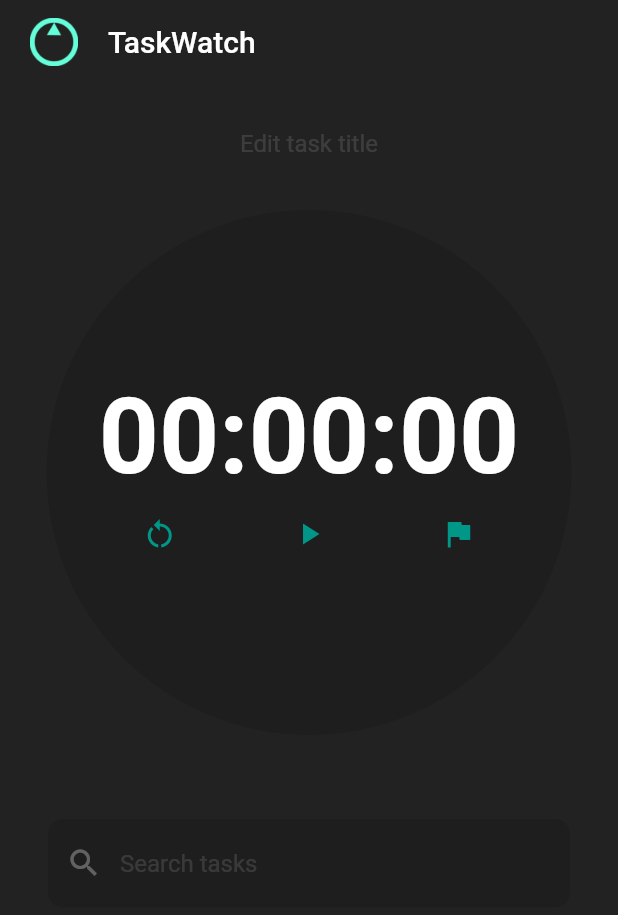
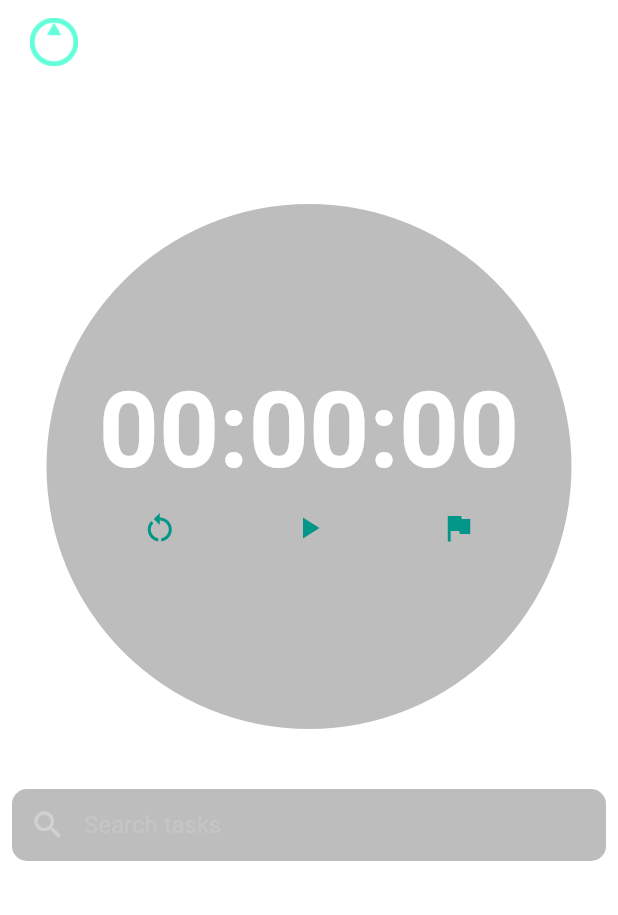
Before and after one commit to jentaruno/taskwatch, a Flutter app: the screen it shows after launch, on a phone screen of 412 x 824 dp. Shown: the top 915 px of the screen. Run offline on Flutter 3.47's test engine with Material 2 defaults, Android fonts, the phone set to English and light mode, and no system bars; our stand-ins replace sqflite; accounts and stored records are empty.

Commit message:
UI improvements

```diff
--- a/lib/main.dart
+++ b/lib/main.dart
@@ -25,7 +25,7 @@
           primaryIconTheme: IconThemeData(color: Colors.teal),
           primaryColor: Colors.teal,
           primarySwatch: Colors.teal,
-          canvasColor: Colors.black87),
+          canvasColor: Colors.white10),
       initialRoute: "/",
       routes: {
         '/': (context) => HomeApp(),
--- a/lib/screens/home_screen.dart
+++ b/lib/screens/home_screen.dart
@@ -4,7 +4,7 @@
 import 'dart:async';
 import '../providers/tasks.dart';
 import 'database.dart';
-import 'task_view.dart';
+import 'task_screen.dart';
 
 class HomeApp extends StatelessWidget {
   const HomeApp({Key? key}) : super (key: key);
@@ -29,7 +29,7 @@
           title: const Text("TaskWatch"),
         ),
         body: Padding(
-            padding: const EdgeInsets.all(16.0),
+            padding: const EdgeInsets.all(8.0),
             child: SingleChildScrollView(
                 child: Column(
                   mainAxisAlignment: MainAxisAlignment.spaceBetween,
@@ -106,19 +106,18 @@
             ? CircularProgressIndicator()
             :
         Column(children: [
-          Padding(
-              padding: const EdgeInsets.all(16.0),
-              child: TextField(
+          TextField(
                 controller: _searchQuery,
                 focusNode: _textFocusNode,
                 cursorColor: Colors.white,
                 decoration: InputDecoration(
+                    contentPadding: EdgeInsets.only(top: 5.0, bottom: 5.0),
                     prefixIcon: const Icon(Icons.search),
                     prefixIconColor: Colors.white30,
                     hintText: "Search tasks",
                     hintStyle: const TextStyle(color: Colors.white12),
                     filled: true,
-                    fillColor: Colors.black12,
+                    fillColor: Colors.black26,
                     border: OutlineInputBorder(
                       borderRadius: BorderRadius.circular(10.0),
                       borderSide: BorderSide.none,
@@ -133,17 +132,17 @@
                         itemsListSearch.isEmpty) {}
                   });
                 },
-              )),
+              ),
+          SizedBox(height: 10),
           _searchQuery.text.isNotEmpty && itemsListSearch.isEmpty
               ? const Text("No results found")
               : GridView.builder(
               gridDelegate: const SliverGridDelegateWithMaxCrossAxisExtent(
-                maxCrossAxisExtent: 200,
+                maxCrossAxisExtent: 300,
                 childAspectRatio: (2 / 1),
-                crossAxisSpacing: 20,
-                mainAxisSpacing: 20,
+                crossAxisSpacing: 10,
+                mainAxisSpacing: 10,
               ),
-              padding: const EdgeInsets.all(20),
               shrinkWrap: true,
               itemCount: _searchQuery.text.isNotEmpty
                   ? itemsListSearch.length
@@ -298,6 +297,7 @@
             child: Form(
               key: _formKey,
               child: TextFormField(
+                style: TextStyle(fontSize: 24.0),
                 onEditingComplete: preventEmpty,
                 validator: (value) {
                   if (value == null || value.isEmpty) {
@@ -328,7 +328,7 @@
             height: 350,
             decoration: const BoxDecoration(
               shape: BoxShape.circle,
-              color: Colors.black12,
+              color: Colors.black26,
             ),
             child: Column(
                 mainAxisAlignment: MainAxisAlignment.center,
--- a/lib/screens/task_view.dart
+++ b/lib/screens/task_screen.dart
@@ -46,15 +46,12 @@
   @override
   Widget build(BuildContext context) {
     return Scaffold(
-        backgroundColor: Colors.black87,
         appBar: AppBar(
           backgroundColor: Colors.transparent,
           elevation: 0,
-          centerTitle: false,
-          title: Text(title),
         ),
         body: Padding(
-            padding: const EdgeInsets.all(36.0),
+            padding: const EdgeInsets.all(16.0),
             child: SingleChildScrollView(
                 child: Column(
               mainAxisAlignment: MainAxisAlignment.spaceBetween,
@@ -62,6 +59,7 @@
               children: [
                 // Task title
                 TextFormField(
+                  style: TextStyle(fontSize: 24.0),
                   onEditingComplete: handleRename,
                   decoration: const InputDecoration(
                       focusColor: Colors.white,
@@ -130,7 +128,7 @@
                                     widget.task.getDate(index),
                                     style: const TextStyle(
                                       fontSize: 20,
-                                      color: Colors.white12,
+                                      color: Colors.white30,
                                     ),
                                   ),
                                   (widget.task.getNumberOfTimes() > 1)
```
